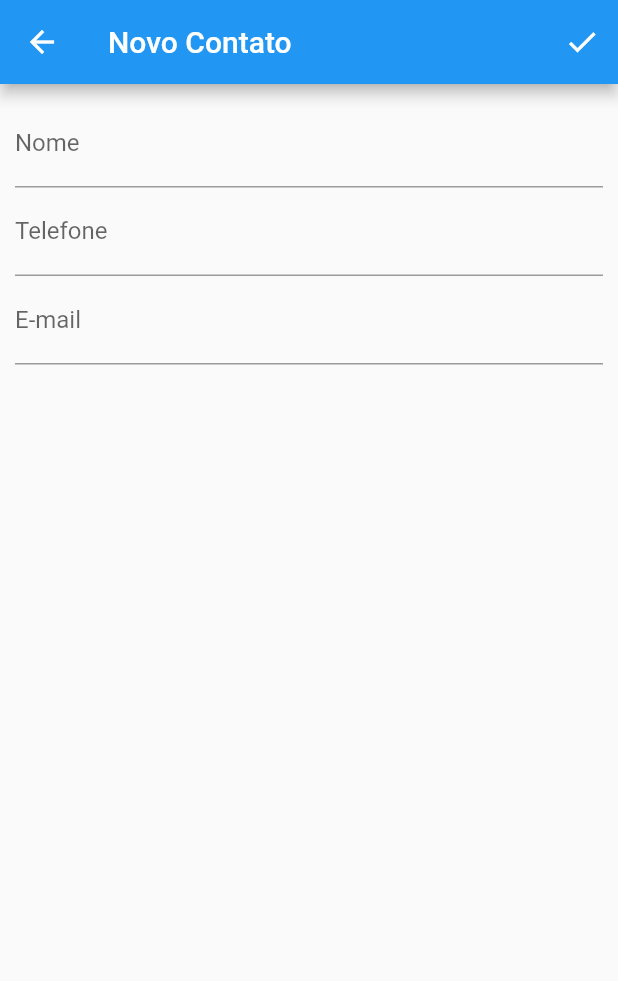
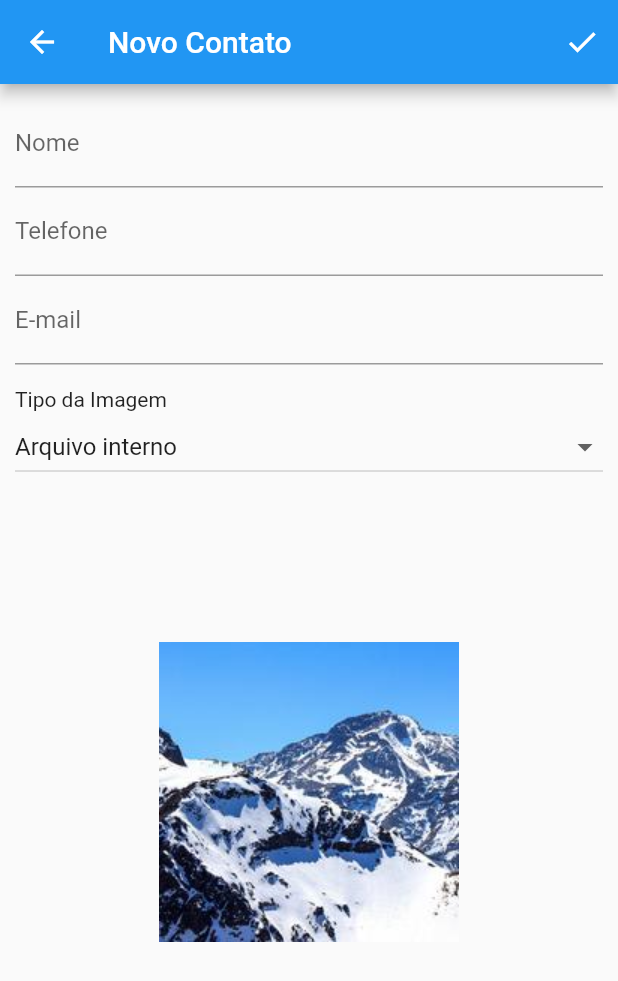
Before and after one commit to joaopichetti/utfpr-ads-pm26s-2021-02, a Flutter app: the FormContatoPage screen opened directly, on a phone screen of 412 x 824 dp. Shown: the top 981 px of the screen. Run offline on Flutter 3.47's test engine with Material 2 defaults, Android fonts, the phone set to English and light mode, and no system bars; our stand-ins replace geolocator, google_maps_flutter, mask_text_input_formatter, shared_preferences, sqflite; missing offline and left inert: maps_launcher; accounts and stored records are empty.

Commit message:
Usar novo widget no formulário

```diff
--- a/cadastro_contatos/lib/model/contato.dart
+++ b/cadastro_contatos/lib/model/contato.dart
@@ -9,7 +9,7 @@ class Contato {
   static const tipoImagemNetwork = 'network';
   static const tipoImagemAssets = 'assets';
   static const tipoImagemFile = 'file';
-  static const _tiposPermitidos = [
+  static const tiposPermitidos = [
     tipoImagemNetwork,
     tipoImagemAssets,
     tipoImagemFile,
@@ -34,7 +34,7 @@ class Contato {
   String get tipoImagem => _tipoImagem ?? tipoImagemAssets;
 
   set tipoImagem(String tipoImagem) => _tipoImagem =
-      (_tiposPermitidos.contains(tipoImagem) ? tipoImagem : tipoImagemAssets);
+      (tiposPermitidos.contains(tipoImagem) ? tipoImagem : tipoImagemAssets);
 
   Map<String, dynamic> toMap() => {
         campoId: id,
@@ -54,4 +54,18 @@ class Contato {
         caminhoImagem:
             map[campoCaminhoImagem] is String ? map[campoCaminhoImagem] : null,
       );
+
+  static String getTipoImagemLabel(String tipoImagem) {
+    switch (tipoImagem) {
+      case tipoImagemNetwork:
+        return 'Da internet';
+      case tipoImagemAssets:
+        return 'Arquivo interno';
+      case tipoImagemFile:
+        return 'Arquivo externo';
+      default:
+        return 'Desconhecido';
+    }
+  }
+
 }
--- a/cadastro_contatos/lib/pages/form_contato_page.dart
+++ b/cadastro_contatos/lib/pages/form_contato_page.dart
@@ -1,5 +1,6 @@
 import 'package:cadastro_contatos/dao/contato_dao.dart';
 import 'package:cadastro_contatos/model/contato.dart';
+import 'package:cadastro_contatos/widgets/visualizador_imagem.dart';
 import 'package:flutter/material.dart';
 import 'package:mask_text_input_formatter/mask_text_input_formatter.dart';
 
@@ -23,6 +24,7 @@ class _FormContatoPageState extends State<FormContatoPage> {
     filter: {'#': RegExp(r'[0-9]'), '?': RegExp(r'[0-9]?')},
   );
   var _salvando = false;
+  late String _tipoImagem;
 
   @override
   void initState() {
@@ -31,6 +33,9 @@ class _FormContatoPageState extends State<FormContatoPage> {
       _nomeController.text = widget.contato!.nome;
       _telefoneController.text = widget.contato!.telefone ?? '';
       _emailController.text = widget.contato!.email ?? '';
+      _tipoImagem = widget.contato!.tipoImagem;
+    } else {
+      _tipoImagem = Contato.tipoImagemAssets;
     }
   }
 
@@ -82,6 +87,8 @@ class _FormContatoPageState extends State<FormContatoPage> {
   }
 
   Widget _criarBody() {
+    return LayoutBuilder(
+      builder: (_, BoxConstraints constraints) {
         return Padding(
           padding: const EdgeInsets.all(10),
           child: Form(
@@ -119,9 +126,48 @@ class _FormContatoPageState extends State<FormContatoPage> {
                   keyboardType: TextInputType.emailAddress,
                   readOnly: _salvando,
                 ),
+                const Padding(
+                  padding: EdgeInsets.only(top: 15),
+                  child: Text('Tipo da Imagem'),
+                ),
+                DropdownButton(
+                  value: _tipoImagem,
+                  items: Contato.tiposPermitidos.map((tipoImagem) => DropdownMenuItem(
+                    value: tipoImagem,
+                    child: Text(Contato.getTipoImagemLabel(tipoImagem)),
+                  )).toList(),
+                  isExpanded: true,
+                  onChanged: (String? novoValor) {
+                    if (novoValor?.isNotEmpty == true) {
+                      setState(() {
+                        _tipoImagem = novoValor!;
+                      });
+                    }
+                  },
+                ),
+                if (_tipoImagem == Contato.tipoImagemFile) ...[
+                  ElevatedButton(
+                    child: const Text('Obter da Galeria'),
+                    onPressed: null,
+                  ),
+                  ElevatedButton(
+                    child: const Text('Usar câmera interna'),
+                    onPressed: null,
+                  ),
+                  ElevatedButton(
+                    child: const Text('Usar câmera externa'),
+                    onPressed: null,
+                  ),
+                ],
+                VisualizadorImagem(
+                  tipoImagem: _tipoImagem,
+                  size: constraints.maxWidth,
+                ),
               ],
             ),
           ),
+        );
+      },
     );
   }
 
```
Lines whose indentation alone changed are shown as unchanged.
